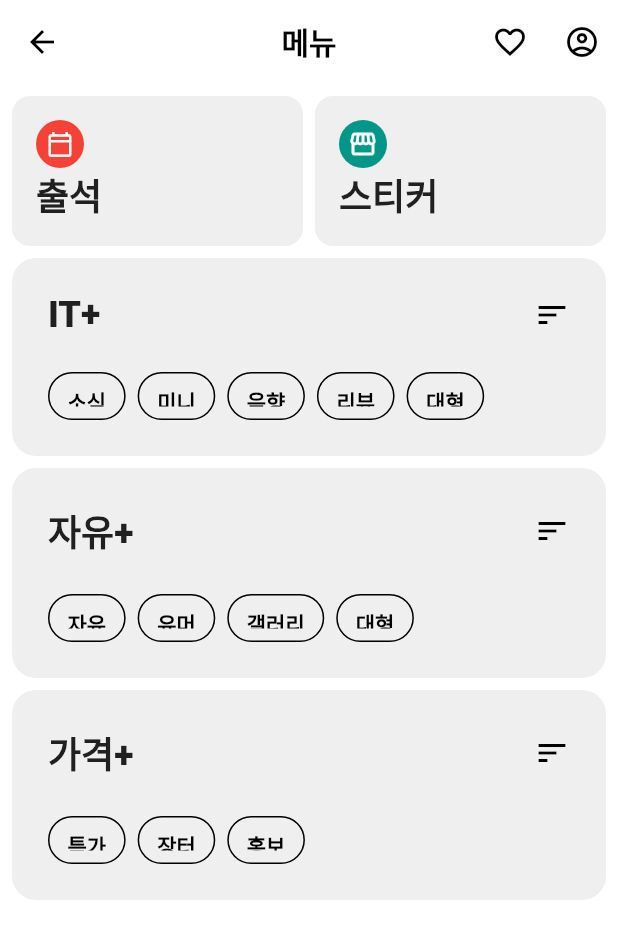
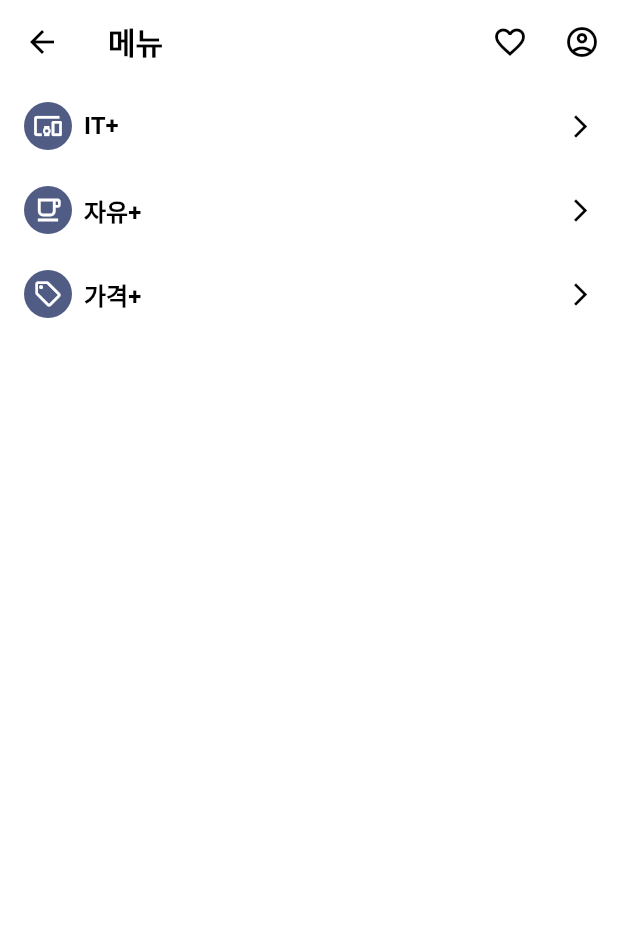
Before and after one commit to alienatiz/meeco_app, a Flutter app: the MenuPage screen opened by its route, on a phone screen of 412 x 824 dp. Shown: the top 939 px of the screen. Run offline on Flutter 3.47's test engine with Material 2 defaults, Android fonts, the phone set to English and light mode, and no system bars; our stand-ins replace flutter_html, pull_to_refresh; missing offline and left inert: html_editor_enhanced; network calls fail.

Commit message:
메뉴 UI 변경

```diff
--- a/lib/pages/menu_page.dart
+++ b/lib/pages/menu_page.dart
@@ -1,6 +1,6 @@
 import 'package:flutter/material.dart';
-import 'package:meeco_app/backend/api_provider.dart';
 import 'package:meeco_app/backend/board_provider.dart';
+import 'package:meeco_app/constants.dart';
 import 'package:provider/provider.dart';
 
 class MenuPage extends StatefulWidget {
@@ -15,28 +15,21 @@ class _MenuPageState extends State<MenuPage> {
   Widget build(BuildContext context) {
     return Scaffold(
       appBar: AppBar(
+        centerTitle: false,
+        iconTheme: Theme.of(context).iconTheme,
         backgroundColor: Colors.transparent,
         elevation: 0,
-        title: const Text(
+        title: Text(
           '메뉴',
-          style: TextStyle(
-            fontWeight: FontWeight.w800,
-            color: Colors.black,
-          ),
+          style: Theme.of(context).appBarTheme.titleTextStyle,
         ),
         actions: [
           IconButton(
-            icon: const Icon(
-              Icons.favorite_border,
-              color: Colors.black,
-            ),
+            icon: const Icon(Icons.favorite_border),
             onPressed: () {},
           ),
           IconButton(
-            icon: Icon(
-              Icons.account_circle_outlined,
-              color: Colors.black,
-            ),
+            icon: const Icon(Icons.account_circle_outlined),
             onPressed: () {
               Navigator.pushNamed(context, '/user');
             },
@@ -45,85 +38,20 @@ class _MenuPageState extends State<MenuPage> {
       ),
       body: ListView(
         physics: const BouncingScrollPhysics(),
-        children: [
-          Row(
-            children: [
-              Container(
-                width: MediaQuery.of(context).size.width / 2.0,
-                padding: const EdgeInsets.fromLTRB(8, 8, 4, 4),
-                child: Container(
-                  height: 100,
-                  padding: const EdgeInsets.all(16.0),
-                  decoration: BoxDecoration(
-                    color: const Color(0xffefefef),
-                    borderRadius: BorderRadius.circular(12.0),
-                  ),
-                  child: Column(
-                    crossAxisAlignment: CrossAxisAlignment.start,
-                    mainAxisAlignment: MainAxisAlignment.end,
-                    children: const [
-                      CircleAvatar(
-                        backgroundColor: Colors.red,
-                        radius: 16,
-                        child: Icon(
-                          Icons.calendar_today_outlined,
-                          color: Colors.white,
-                          size: 18,
-                        ),
-                      ),
-                      Spacer(),
-                      Text(
-                        '출석',
-                        style: TextStyle(
-                          fontWeight: FontWeight.w800,
-                          fontSize: 24.0,
-                        ),
-                      )
-                    ],
-                  ),
-                ),
-              ),
-              Container(
-                width: MediaQuery.of(context).size.width / 2.0,
-                padding: const EdgeInsets.fromLTRB(4, 8, 8, 4),
-                child: Container(
-                  height: 100,
-                  padding: const EdgeInsets.all(16.0),
-                  decoration: BoxDecoration(
-                    color: const Color(0xffefefef),
-                    borderRadius: BorderRadius.circular(12.0),
-                  ),
-                  child: Column(
-                    crossAxisAlignment: CrossAxisAlignment.start,
-                    mainAxisAlignment: MainAxisAlignment.end,
-                    children: const [
-                      CircleAvatar(
-                        backgroundColor: Colors.teal,
-                        radius: 16,
-                        child: Icon(
-                          Icons.storefront,
-                          color: Colors.white,
-                          size: 20,
-                        ),
-                      ),
-                      Spacer(),
-                      Text(
-                        '스티커',
-                        style: TextStyle(
-                          fontWeight: FontWeight.w800,
-                          fontSize: 24.0,
-                        ),
-                      )
-                    ],
-                  ),
-                ),
-              ),
-            ],
+        children: const [
+          // MenuItem(
+          //   icon: Icons.calendar_today_outlined,
+          //   title: '출석',
+          //   color: voteColorLight,
+          // ),
+          // MenuItem(icon: Icons.storefront, title: '스티커'),
+          MenuItem(icon: Icons.devices_other, title: 'IT+', url: 'ITplus'),
+          MenuItem(
+            icon: Icons.free_breakfast_outlined,
+            title: '자유+',
+            url: 'FreePlus',
           ),
-          const BoardView('IT+', 'ITplus', ['소식', '미니', '음향', '리뷰', '대형']),
-          const BoardView('자유+', 'FreePlus', ['자유', '유머', '갤러리', '대형']),
-          const BoardView('가격+', 'PricePlus', ['특가', '장터', '홍보']),
-          const SizedBox(height: 4),
+          MenuItem(icon: Icons.sell_outlined, title: '가격+', url: 'PricePlus'),
         ],
       ),
     );
@@ -159,11 +87,11 @@ class _BoardViewState extends State<BoardView> {
         );
       },
       child: Container(
-        padding: const EdgeInsets.symmetric(vertical: 4, horizontal: 8),
+        padding: const EdgeInsets.symmetric(vertical: 8, horizontal: 16),
         child: Container(
           padding: const EdgeInsets.all(24.0),
           decoration: BoxDecoration(
-            color: const Color(0xffefefef),
+            color: Theme.of(context).cardColor,
             borderRadius: BorderRadius.circular(16.0),
           ),
           child: Column(
@@ -193,7 +121,7 @@ class _BoardViewState extends State<BoardView> {
                   itemBuilder: (context, index) {
                     return Container(
                       padding: const EdgeInsets.only(right: 8.0),
-                      child: _buildClip(widget.subBoard[index]),
+                      child: CategoryChip(widget.subBoard[index]),
                     );
                   },
                 ),
@@ -204,8 +132,15 @@ class _BoardViewState extends State<BoardView> {
       ),
     );
   }
+}
 
-  _buildClip(String title) {
+class CategoryChip extends StatelessWidget {
+  final String title;
+
+  const CategoryChip(this.title, {Key? key}) : super(key: key);
+
+  @override
+  Widget build(BuildContext context) {
     return Container(
       height: 24,
       decoration: BoxDecoration(
@@ -223,3 +158,57 @@ class _BoardViewState extends State<BoardView> {
     );
   }
 }
+
+class MenuItem extends StatelessWidget {
+  final String url;
+  final IconData icon;
+  final String title;
+  final Color? color;
+
+  const MenuItem({
+    required this.url,
+    required this.icon,
+    required this.title,
+    this.color,
+    Key? key,
+  }) : super(key: key);
+
+  @override
+  Widget build(BuildContext context) {
+    return GestureDetector(
+      behavior: HitTestBehavior.translucent,
+      onTap: () {
+        Provider.of<BoardProvider>(context, listen: false).switchBoard(url);
+        Navigator.pushReplacementNamed(
+          context,
+          '/main',
+          arguments: {
+            'url': url,
+            'title': title,
+          },
+        );
+      },
+      child: Container(
+        padding: const EdgeInsets.symmetric(vertical: 12.0, horizontal: 16.0),
+        child: Row(
+          children: [
+            CircleAvatar(
+              backgroundColor: color ?? Theme.of(context).primaryColor,
+              radius: 16,
+              child: Icon(icon, color: Colors.white, size: 20),
+            ),
+            const SizedBox(width: 8.0),
+            Text(
+              title,
+              style: Theme.of(context).textTheme.bodyText1!.copyWith(
+                    fontWeight: FontWeight.w700,
+                  ),
+            ),
+            const Spacer(),
+            const Icon(Icons.arrow_forward_ios, size: 18),
+          ],
+        ),
+      ),
+    );
+  }
+}
```
